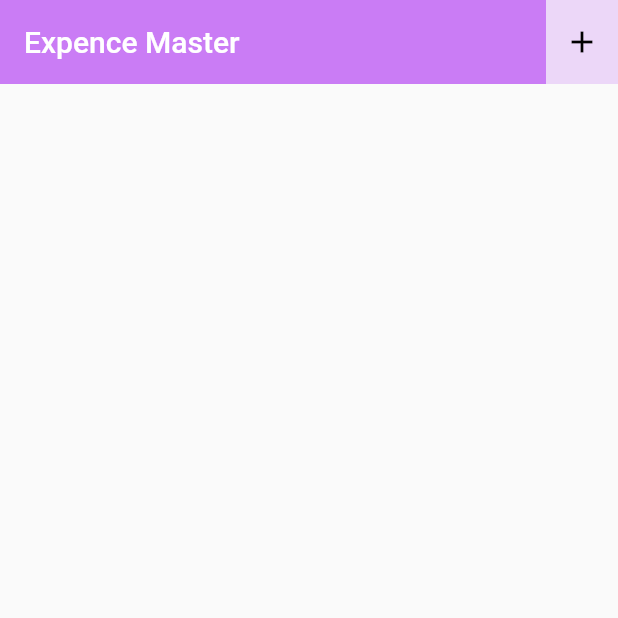
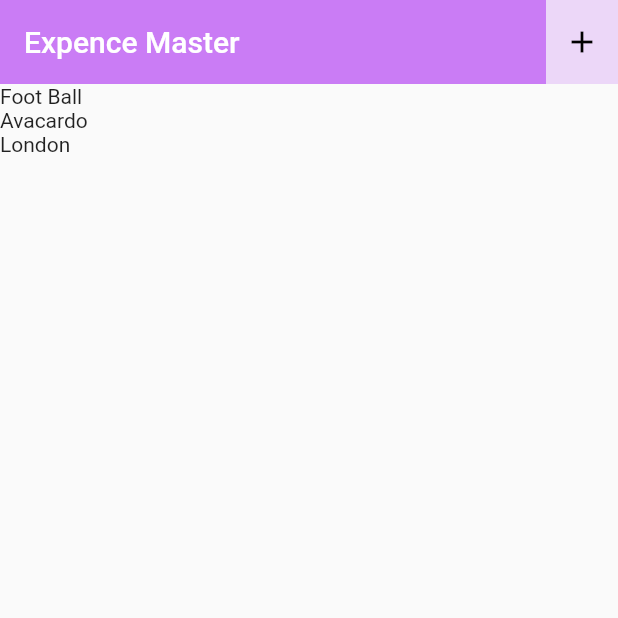
Before and after one commit to it21172878/expence_master, a Flutter app: the screen it shows after launch, on a phone screen of 412 x 824 dp, the top half of it. Run offline on Flutter 3.47's test engine with Material 2 defaults, Android fonts, the phone set to English and light mode, and no system bars.

Commit message:
List view , context and builder

```diff
--- a/lib/pages/expences.dart
+++ b/lib/pages/expences.dart
@@ -1,3 +1,4 @@
+import 'package:expence_master/models/expence.dart';
 import 'package:flutter/material.dart';
 
 class Expences extends StatefulWidget {
@@ -8,16 +9,35 @@ class Expences extends StatefulWidget {
 }
 
 class _ExpencesState extends State<Expences> {
+// expenceList
+  final List<ExpenceModel> _expenceList = [
+    ExpenceModel(
+        title: "Foot Ball",
+        amount: 12.5,
+        date: DateTime.now(),
+        category: Category.leasure),
+    ExpenceModel(
+        title: "Avacardo",
+        amount: 10.25,
+        date: DateTime.now(),
+        category: Category.food),
+    ExpenceModel(
+        title: "London",
+        amount: 1002.50,
+        date: DateTime.now(),
+        category: Category.travel)
+  ];
+
   @override
   Widget build(BuildContext context) {
     return Scaffold(
       appBar: AppBar(
         title: const Text('Expence Master'),
-        backgroundColor: Color.fromARGB(255, 202, 124, 245),
+        backgroundColor: const Color.fromARGB(255, 202, 124, 245),
         elevation: 0,
         actions: [
           Container(
-            color: Color.fromARGB(255, 236, 215, 248),
+            color: const Color.fromARGB(255, 236, 215, 248),
             child: IconButton(
               onPressed: () {},
               icon: const Icon(
@@ -28,6 +48,18 @@ class _ExpencesState extends State<Expences> {
           ),
         ],
       ),
+      body: Column(
+        children: [
+          Expanded(
+            child: ListView.builder(
+              itemCount: _expenceList.length,
+              itemBuilder: (context, index) {
+                return Text(_expenceList[index].title);
+              },
+            ),
+          ),
+        ],
+      ),
     );
   }
 }
```
